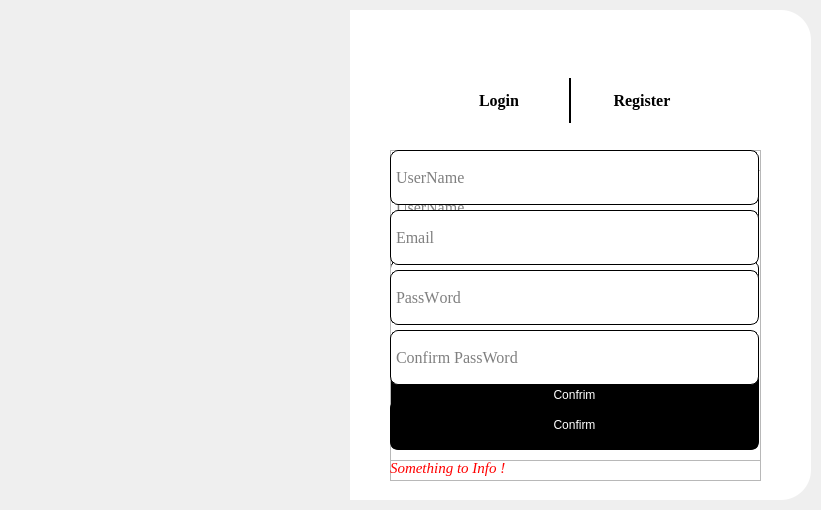
Old version of the form client/win/ui/login.ui in the repository wa-kakalala/LexiLab.
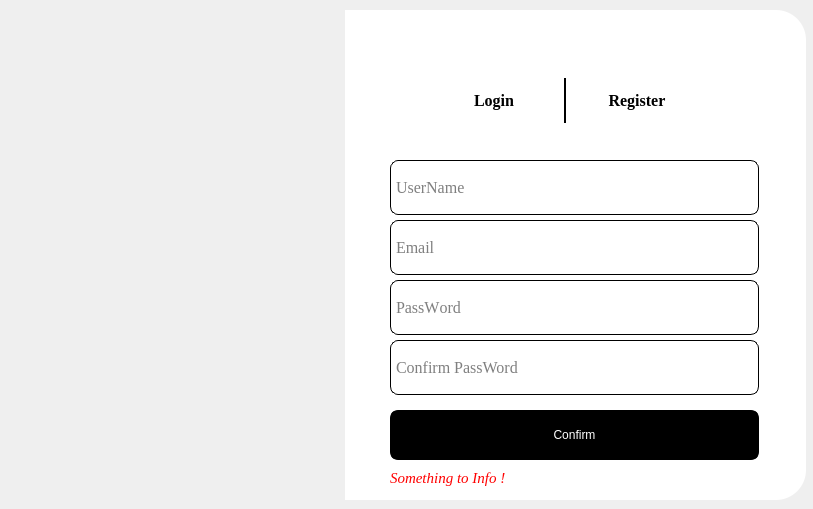
New version of the form. Icons and pictures are not drawn.

The edit to the form file:
```diff
--- a/client/win/ui/login.ui
+++ b/client/win/ui/login.ui
@@ -6,8 +6,8 @@
    <rect>
     <x>0</x>
     <y>0</y>
-    <width>821</width>
-    <height>510</height>
+    <width>813</width>
+    <height>509</height>
    </rect>
   </property>
   <property name="windowTitle">
@@ -17,7 +17,7 @@
    <widget class="QLabel" name="login_pic">
     <property name="geometry">
      <rect>
-      <x>10</x>
+      <x>5</x>
       <y>10</y>
       <width>340</width>
       <height>490</height>
@@ -35,7 +35,7 @@
    <widget class="QLabel" name="login_items">
     <property name="geometry">
      <rect>
-      <x>350</x>
+      <x>345</x>
       <y>10</y>
       <width>461</width>
       <height>490</height>
@@ -53,7 +53,7 @@
    <widget class="QWidget" name="horizontalLayoutWidget">
     <property name="geometry">
      <rect>
-      <x>430</x>
+      <x>425</x>
       <y>60</y>
       <width>281</width>
       <height>81</height>
@@ -142,10 +142,10 @@
    <widget class="QPushButton" name="close_btn">
     <property name="geometry">
      <rect>
-      <x>770</x>
+      <x>765</x>
       <y>20</y>
-      <width>20</width>
-      <height>20</height>
+      <width>25</width>
+      <height>25</height>
      </rect>
     </property>
     <property name="styleSheet">
@@ -162,21 +162,274 @@
      </size>
     </property>
    </widget>
-   <widget class="QFrame" name="login_page">
+   <widget class="QStackedWidget" name="stackedWidget">
     <property name="geometry">
      <rect>
       <x>390</x>
-      <y>170</y>
+      <y>150</y>
       <width>371</width>
-      <height>291</height>
+      <height>341</height>
      </rect>
     </property>
-    <property name="frameShape">
-     <enum>QFrame::StyledPanel</enum>
+    <property name="styleSheet">
+     <string notr="true">border : none;</string>
     </property>
-    <property name="frameShadow">
-     <enum>QFrame::Raised</enum>
+    <property name="currentIndex">
+     <number>0</number>
     </property>
+    <widget class="QWidget" name="page_register">
+     <widget class="QLineEdit" name="register_username_input">
+      <property name="enabled">
+       <bool>true</bool>
+      </property>
+      <property name="geometry">
+       <rect>
+        <x>0</x>
+        <y>10</y>
+        <width>369</width>
+        <height>55</height>
+       </rect>
+      </property>
+      <property name="sizePolicy">
+       <sizepolicy hsizetype="Expanding" vsizetype="Minimum">
+        <horstretch>0</horstretch>
+        <verstretch>5</verstretch>
+       </sizepolicy>
+      </property>
+      <property name="minimumSize">
+       <size>
+        <width>0</width>
+        <height>0</height>
+       </size>
+      </property>
+      <property name="maximumSize">
+       <size>
+        <width>16777215</width>
+        <height>55</height>
+       </size>
+      </property>
+      <property name="font">
+       <font>
+        <family>Times New Roman</family>
+        <pointsize>12</pointsize>
+        <kerning>false</kerning>
+       </font>
+      </property>
+      <property name="styleSheet">
+       <string notr="true">border:1px solid rgb(0,0,0);
+padding-left:3px;
+border-radius:8px;</string>
+      </property>
+      <property name="placeholderText">
+       <string>UserName</string>
+      </property>
+     </widget>
+     <widget class="QLineEdit" name="register_email_input">
+      <property name="enabled">
+       <bool>true</bool>
+      </property>
+      <property name="geometry">
+       <rect>
+        <x>0</x>
+        <y>70</y>
+        <width>369</width>
+        <height>55</height>
+       </rect>
+      </property>
+      <property name="sizePolicy">
+       <sizepolicy hsizetype="Expanding" vsizetype="Minimum">
+        <horstretch>0</horstretch>
+        <verstretch>0</verstretch>
+       </sizepolicy>
+      </property>
+      <property name="minimumSize">
+       <size>
+        <width>0</width>
+        <height>8</height>
+       </size>
+      </property>
+      <property name="maximumSize">
+       <size>
+        <width>16777215</width>
+        <height>55</height>
+       </size>
+      </property>
+      <property name="font">
+       <font>
+        <family>Times New Roman</family>
+        <pointsize>12</pointsize>
+        <kerning>true</kerning>
+       </font>
+      </property>
+      <property name="styleSheet">
+       <string notr="true">border:1px solid rgb(0,0,0);
+border-radius:8px;
+padding-left:3px;</string>
+      </property>
+      <property name="placeholderText">
+       <string>Email</string>
+      </property>
+     </widget>
+     <widget class="QLineEdit" name="register_pwd_input">
+      <property name="enabled">
+       <bool>true</bool>
+      </property>
+      <property name="geometry">
+       <rect>
+        <x>0</x>
+        <y>130</y>
+        <width>369</width>
+        <height>55</height>
+       </rect>
+      </property>
+      <property name="sizePolicy">
+       <sizepolicy hsizetype="Expanding" vsizetype="Minimum">
+        <horstretch>0</horstretch>
+        <verstretch>0</verstretch>
+       </sizepolicy>
+      </property>
+      <property name="minimumSize">
+       <size>
+        <width>0</width>
+        <height>0</height>
+       </size>
+      </property>
+      <property name="maximumSize">
+       <size>
+        <width>16777215</width>
+        <height>55</height>
+       </size>
+      </property>
+      <property name="font">
+       <font>
+        <family>Times New Roman</family>
+        <pointsize>12</pointsize>
+        <kerning>false</kerning>
+       </font>
+      </property>
+      <property name="styleSheet">
+       <string notr="true">border:1px solid rgb(0,0,0);
+border-radius:8px;
+padding-left:3px;</string>
+      </property>
+      <property name="placeholderText">
+       <string>PassWord</string>
+      </property>
+     </widget>
+     <widget class="QLineEdit" name="register_pwd_input_confirm">
+      <property name="enabled">
+       <bool>true</bool>
+      </property>
+      <property name="geometry">
+       <rect>
+        <x>0</x>
+        <y>190</y>
+        <width>369</width>
+        <height>55</height>
+       </rect>
+      </property>
+      <property name="sizePolicy">
+       <sizepolicy hsizetype="Expanding" vsizetype="Minimum">
+        <horstretch>0</horstretch>
+        <verstretch>0</verstretch>
+       </sizepolicy>
+      </property>
+      <property name="minimumSize">
+       <size>
+        <width>0</width>
+        <height>8</height>
+       </size>
+      </property>
+      <property name="maximumSize">
+       <size>
+        <width>16777215</width>
+        <height>55</height>
+       </size>
+      </property>
+      <property name="font">
+       <font>
+        <family>Times New Roman</family>
+        <pointsize>12</pointsize>
+        <kerning>true</kerning>
+       </font>
+      </property>
+      <property name="styleSheet">
+       <string notr="true">border:1px solid rgb(0,0,0);
+border-radius:8px;
+padding-left:3px;</string>
+      </property>
+      <property name="placeholderText">
+       <string>Confirm PassWord</string>
+      </property>
+     </widget>
+     <widget class="QPushButton" name="register_confirm_btn">
+      <property name="geometry">
+       <rect>
+        <x>0</x>
+        <y>260</y>
+        <width>369</width>
+        <height>50</height>
+       </rect>
+      </property>
+      <property name="minimumSize">
+       <size>
+        <width>0</width>
+        <height>50</height>
+       </size>
+      </property>
+      <property name="maximumSize">
+       <size>
+        <width>16777215</width>
+        <height>16777215</height>
+       </size>
+      </property>
+      <property name="styleSheet">
+       <string notr="true">#register_confirm_btn{
+	background-color:rgb(0,0,0);
+	color:rgb(255,255,255);
+	border:3px solid rgb(0,0,0);
+	border-radius:8px;
+}
+
+#register_confirm_btn:hover{
+	background-color:rgb(255,255,255);
+	color:rgb(0,0,0);
+}
+#register_confirm_btn:pressed{
+	padding-top: 5px;
+	padding-left:5px;
+}
+</string>
+      </property>
+      <property name="text">
+       <string>Confirm</string>
+      </property>
+     </widget>
+     <widget class="QLabel" name="register_info">
+      <property name="geometry">
+       <rect>
+        <x>0</x>
+        <y>320</y>
+        <width>371</width>
+        <height>16</height>
+       </rect>
+      </property>
+      <property name="font">
+       <font>
+        <family>Times New Roman</family>
+        <pointsize>11</pointsize>
+        <italic>true</italic>
+       </font>
+      </property>
+      <property name="styleSheet">
+       <string notr="true">color: rgb(255, 0, 0);</string>
+      </property>
+      <property name="text">
+       <string>Something to Info !</string>
+      </property>
+     </widget>
+    </widget>
+    <widget class="QWidget" name="page_login">
     <widget class="QLineEdit" name="username_input">
      <property name="enabled">
       <bool>true</bool>
@@ -184,7 +437,7 @@
      <property name="geometry">
       <rect>
        <x>0</x>
-       <y>10</y>
+        <y>20</y>
        <width>369</width>
        <height>55</height>
       </rect>
@@ -230,7 +483,7 @@
      <property name="geometry">
       <rect>
        <x>0</x>
-       <y>90</y>
+        <y>110</y>
        <width>369</width>
        <height>55</height>
       </rect>
@@ -276,7 +529,7 @@
      <property name="geometry">
       <rect>
        <x>0</x>
-       <y>160</y>
+        <y>180</y>
        <width>369</width>
        <height>30</height>
       </rect>
@@ -301,7 +554,7 @@
      <property name="geometry">
       <rect>
        <x>0</x>
-       <y>200</y>
+        <y>220</y>
        <width>369</width>
        <height>50</height>
       </rect>
@@ -338,7 +591,7 @@
      <property name="geometry">
       <rect>
        <x>0</x>
-       <y>260</y>
+        <y>290</y>
        <width>371</width>
        <height>16</height>
       </rect>
@@ -357,279 +610,13 @@
       <string>Something to Info !</string>
      </property>
     </widget>
-   </widget>
-   <widget class="QFrame" name="register_page">
-    <property name="geometry">
-     <rect>
-      <x>390</x>
-      <y>150</y>
-      <width>371</width>
-      <height>331</height>
-     </rect>
-    </property>
-    <property name="frameShape">
-     <enum>QFrame::StyledPanel</enum>
-    </property>
-    <property name="frameShadow">
-     <enum>QFrame::Raised</enum>
-    </property>
-    <widget class="QPushButton" name="register_confirm_btn">
-     <property name="geometry">
-      <rect>
-       <x>0</x>
-       <y>250</y>
-       <width>369</width>
-       <height>50</height>
-      </rect>
-     </property>
-     <property name="minimumSize">
-      <size>
-       <width>0</width>
-       <height>50</height>
-      </size>
-     </property>
-     <property name="maximumSize">
-      <size>
-       <width>16777215</width>
-       <height>16777215</height>
-      </size>
-     </property>
-     <property name="styleSheet">
-      <string notr="true">#register_confirm_btn{
-	background-color:rgb(0,0,0);
-	color:rgb(255,255,255);
-	border:3px solid rgb(0,0,0);
-	border-radius:8px;
-}
-
-#register_confirm_btn:hover{
-	background-color:rgb(255,255,255);
-	color:rgb(0,0,0);
-}
-#register_confirm_btn:pressed{
-	padding-top: 5px;
-	padding-left:5px;
-}
-</string>
-     </property>
-     <property name="text">
-      <string>Confirm</string>
-     </property>
-    </widget>
-    <widget class="QLineEdit" name="register_pwd_input_confirm">
-     <property name="enabled">
-      <bool>true</bool>
-     </property>
-     <property name="geometry">
-      <rect>
-       <x>0</x>
-       <y>180</y>
-       <width>369</width>
-       <height>55</height>
-      </rect>
-     </property>
-     <property name="sizePolicy">
-      <sizepolicy hsizetype="Expanding" vsizetype="Minimum">
-       <horstretch>0</horstretch>
-       <verstretch>0</verstretch>
-      </sizepolicy>
-     </property>
-     <property name="minimumSize">
-      <size>
-       <width>0</width>
-       <height>8</height>
-      </size>
-     </property>
-     <property name="maximumSize">
-      <size>
-       <width>16777215</width>
-       <height>55</height>
-      </size>
-     </property>
-     <property name="font">
-      <font>
-       <family>Times New Roman</family>
-       <pointsize>12</pointsize>
-       <kerning>true</kerning>
-      </font>
-     </property>
-     <property name="styleSheet">
-      <string notr="true">border:1px solid rgb(0,0,0);
-border-radius:8px;
-padding-left:3px;</string>
-     </property>
-     <property name="placeholderText">
-      <string>Confirm PassWord</string>
-     </property>
-    </widget>
-    <widget class="QLineEdit" name="register_pwd_input">
-     <property name="enabled">
-      <bool>true</bool>
-     </property>
-     <property name="geometry">
-      <rect>
-       <x>0</x>
-       <y>120</y>
-       <width>369</width>
-       <height>55</height>
-      </rect>
-     </property>
-     <property name="sizePolicy">
-      <sizepolicy hsizetype="Expanding" vsizetype="Minimum">
-       <horstretch>0</horstretch>
-       <verstretch>0</verstretch>
-      </sizepolicy>
-     </property>
-     <property name="minimumSize">
-      <size>
-       <width>0</width>
-       <height>0</height>
-      </size>
-     </property>
-     <property name="maximumSize">
-      <size>
-       <width>16777215</width>
-       <height>55</height>
-      </size>
-     </property>
-     <property name="font">
-      <font>
-       <family>Times New Roman</family>
-       <pointsize>12</pointsize>
-       <kerning>false</kerning>
-      </font>
-     </property>
-     <property name="styleSheet">
-      <string notr="true">border:1px solid rgb(0,0,0);
-border-radius:8px;
-padding-left:3px;</string>
-     </property>
-     <property name="placeholderText">
-      <string>PassWord</string>
-     </property>
-    </widget>
-    <widget class="QLineEdit" name="register_username_input">
-     <property name="enabled">
-      <bool>true</bool>
-     </property>
-     <property name="geometry">
-      <rect>
-       <x>0</x>
-       <y>0</y>
-       <width>369</width>
-       <height>55</height>
-      </rect>
-     </property>
-     <property name="sizePolicy">
-      <sizepolicy hsizetype="Expanding" vsizetype="Minimum">
-       <horstretch>0</horstretch>
-       <verstretch>5</verstretch>
-      </sizepolicy>
-     </property>
-     <property name="minimumSize">
-      <size>
-       <width>0</width>
-       <height>0</height>
-      </size>
-     </property>
-     <property name="maximumSize">
-      <size>
-       <width>16777215</width>
-       <height>55</height>
-      </size>
-     </property>
-     <property name="font">
-      <font>
-       <family>Times New Roman</family>
-       <pointsize>12</pointsize>
-       <kerning>false</kerning>
-      </font>
-     </property>
-     <property name="styleSheet">
-      <string notr="true">border:1px solid rgb(0,0,0);
-padding-left:3px;
-border-radius:8px;</string>
-     </property>
-     <property name="placeholderText">
-      <string>UserName</string>
-     </property>
-    </widget>
-    <widget class="QLineEdit" name="register_email_input">
-     <property name="enabled">
-      <bool>true</bool>
-     </property>
-     <property name="geometry">
-      <rect>
-       <x>0</x>
-       <y>60</y>
-       <width>369</width>
-       <height>55</height>
-      </rect>
-     </property>
-     <property name="sizePolicy">
-      <sizepolicy hsizetype="Expanding" vsizetype="Minimum">
-       <horstretch>0</horstretch>
-       <verstretch>0</verstretch>
-      </sizepolicy>
-     </property>
-     <property name="minimumSize">
-      <size>
-       <width>0</width>
-       <height>8</height>
-      </size>
-     </property>
-     <property name="maximumSize">
-      <size>
-       <width>16777215</width>
-       <height>55</height>
-      </size>
-     </property>
-     <property name="font">
-      <font>
-       <family>Times New Roman</family>
-       <pointsize>12</pointsize>
-       <kerning>true</kerning>
-      </font>
-     </property>
-     <property name="styleSheet">
-      <string notr="true">border:1px solid rgb(0,0,0);
-border-radius:8px;
-padding-left:3px;</string>
-     </property>
-     <property name="placeholderText">
-      <string>Email</string>
-     </property>
-    </widget>
-    <widget class="QLabel" name="register_info">
-     <property name="geometry">
-      <rect>
-       <x>0</x>
-       <y>310</y>
-       <width>371</width>
-       <height>16</height>
-      </rect>
-     </property>
-     <property name="font">
-      <font>
-       <family>Times New Roman</family>
-       <pointsize>11</pointsize>
-       <italic>true</italic>
-      </font>
-     </property>
-     <property name="styleSheet">
-      <string notr="true">color: rgb(255, 0, 0);</string>
-     </property>
-     <property name="text">
-      <string>Something to Info !</string>
-     </property>
     </widget>
    </widget>
    <zorder>login_items</zorder>
    <zorder>login_pic</zorder>
    <zorder>horizontalLayoutWidget</zorder>
    <zorder>close_btn</zorder>
-   <zorder>login_page</zorder>
-   <zorder>register_page</zorder>
+   <zorder>stackedWidget</zorder>
   </widget>
  </widget>
  <resources>
```
Lines whose indentation alone changed are shown as unchanged.
